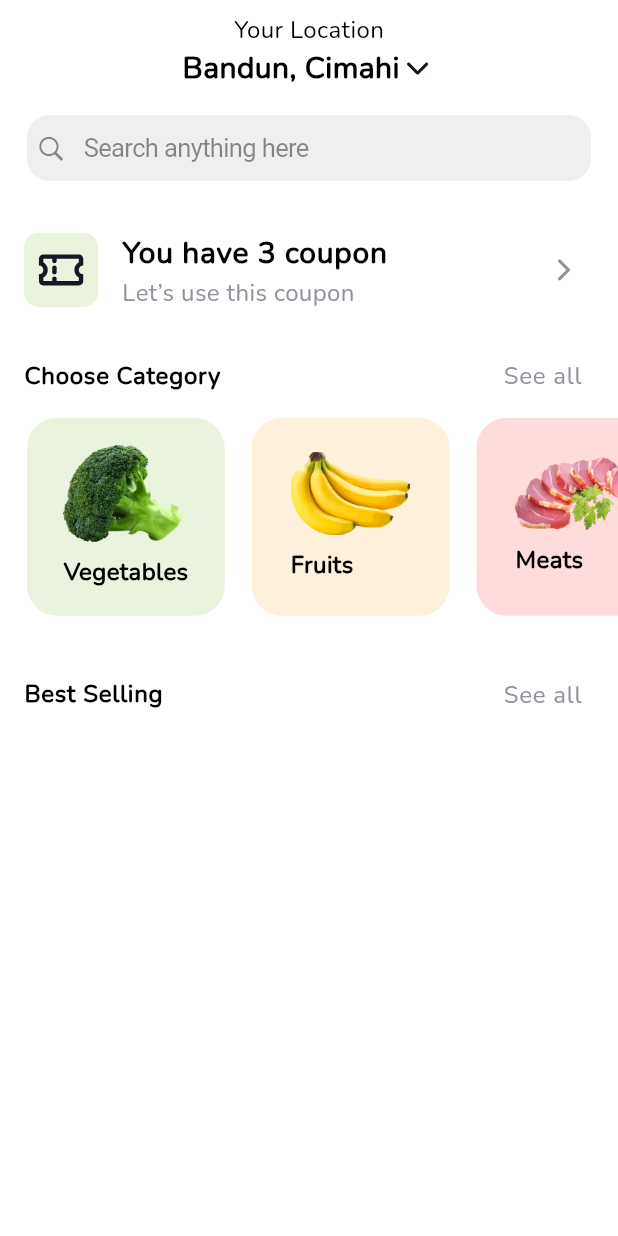
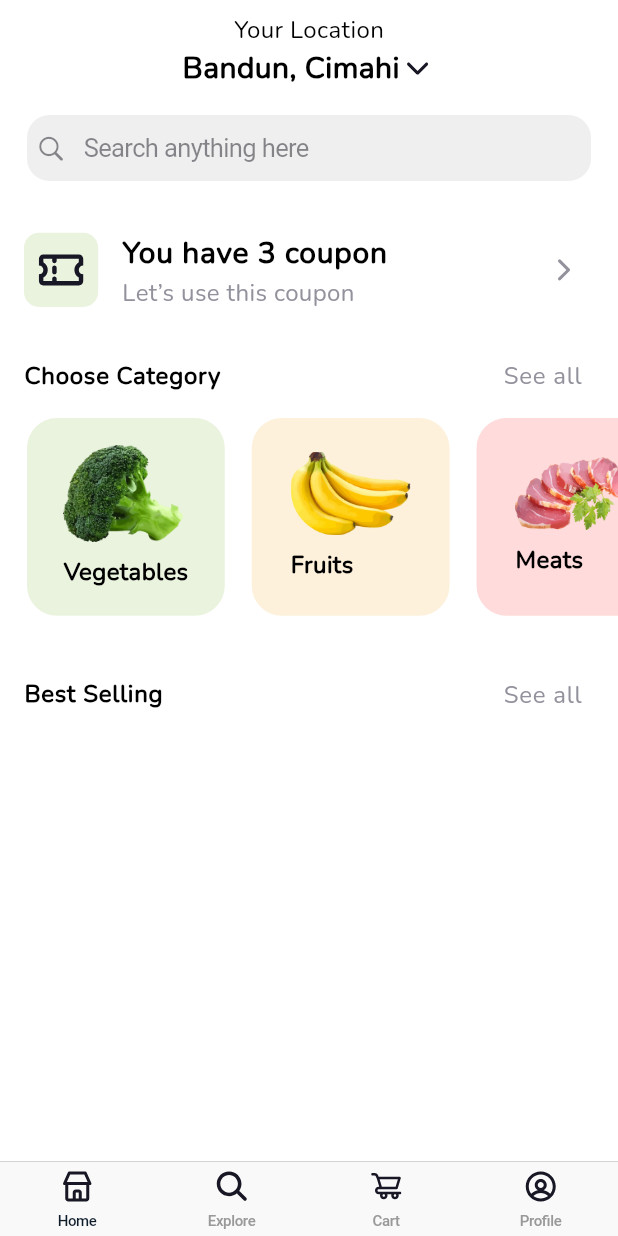
Before and after one commit to ilyosyusuf/organico, a Flutter app: the screen it shows after launch, on a phone screen of 412 x 824 dp. Run offline on Flutter 3.47's test engine with Material 2 defaults, Android fonts, the phone set to English and light mode, and no system bars; our stand-ins replace flutter_bloc, flutter_svg, intl_phone_field.

Commit message:
tab bar widget was added to project

```diff
--- a/lib/core/constants/icons/icon_const.dart
+++ b/lib/core/constants/icons/icon_const.dart
@@ -18,7 +18,7 @@ class IconConst{
 
   // home
   static final SvgPicture home = SvgPicture.asset('assets/icons/Home.svg');
-  static final SvgPicture explore = SvgPicture.asset('assets/icons/Explore.svg');
+  static final SvgPicture explore = SvgPicture.asset('assets/icons/Search.svg');
   static final SvgPicture cart = SvgPicture.asset('assets/icons/Cart.svg');
   static final SvgPicture profile = SvgPicture.asset('assets/icons/Profile.svg');
 }
--- a/lib/screens/home/view/mainview/main_view.dart
+++ b/lib/screens/home/view/mainview/main_view.dart
@@ -5,6 +5,7 @@ import 'package:flutter_bloc/flutter_bloc.dart';
 import 'package:organico/screens/home/cubit/home_cubit.dart';
 import 'package:organico/screens/home/state/home_state.dart';
 import 'package:organico/screens/home/view/pages/home/home_view.dart';
+import 'package:organico/widgets/tabbar/tabbar_widget.dart';
 
 class MainView extends StatelessWidget {
   const MainView({Key? key}) : super(key: key);
@@ -42,6 +43,7 @@ class MainView extends StatelessWidget {
           }
         },
       ),
+      bottomNavigationBar: TabBarWidget(),
     );
   }
 }
--- /dev/null
+++ b/lib/widgets/tabbar/tabbar_widget.dart
@@ -0,0 +1,24 @@
+import 'package:flutter/cupertino.dart';
+import 'package:flutter/material.dart';
+import 'package:flutter_bloc/flutter_bloc.dart';
+import 'package:organico/core/constants/colors/color_const.dart';
+import 'package:organico/core/constants/icons/icon_const.dart';
+import 'package:organico/screens/home/cubit/home_cubit.dart';
+
+class TabBarWidget extends StatelessWidget {
+  const TabBarWidget({Key? key}) : super(key: key);
+
+  @override
+  Widget build(BuildContext context) {
+    return CupertinoTabBar(
+        activeColor: ColorConst.dark,
+        currentIndex: context.watch<HomeCubit>().currentIndex,
+        onTap: (v) => context.read<HomeCubit>().onStateChange(v),
+        items: [
+          BottomNavigationBarItem(icon: IconConst.home, label: 'Home'),
+          BottomNavigationBarItem(icon: IconConst.explore, label: 'Explore'),
+          BottomNavigationBarItem(icon: IconConst.cart, label: 'Cart'),
+          BottomNavigationBarItem(icon: IconConst.profile, label: 'Profile'),
+        ]);
+  }
+}
```
Also changed, not shown: lib/screens/home/cubit/home_cubit.dart (+17 -0 lines).
